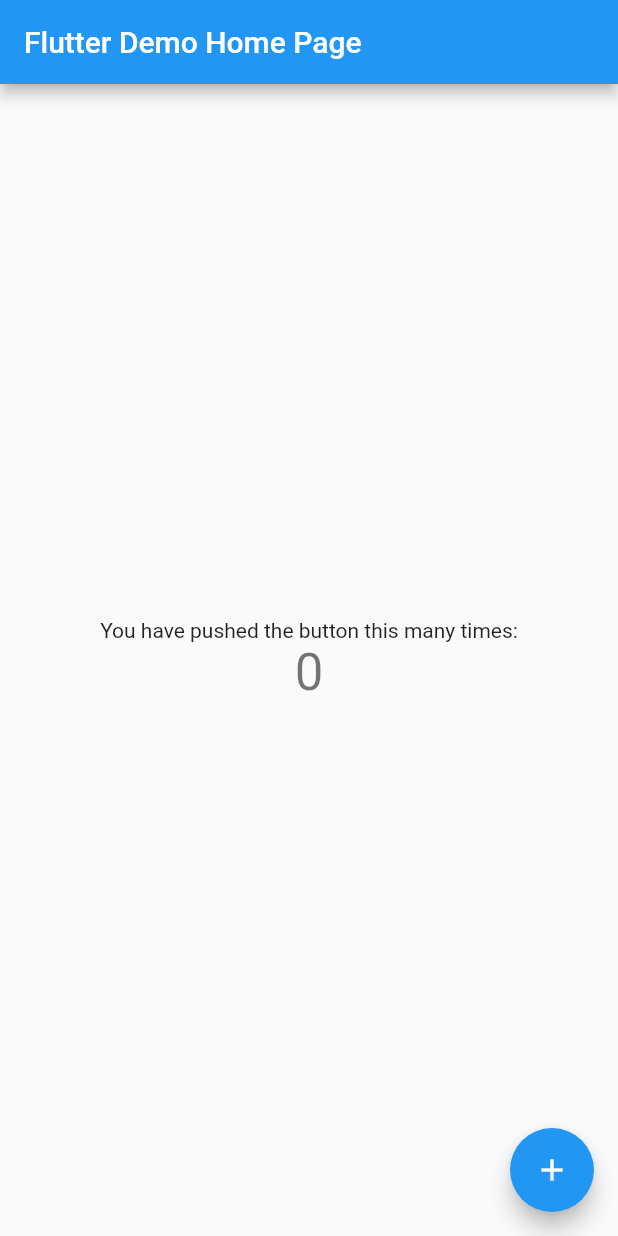
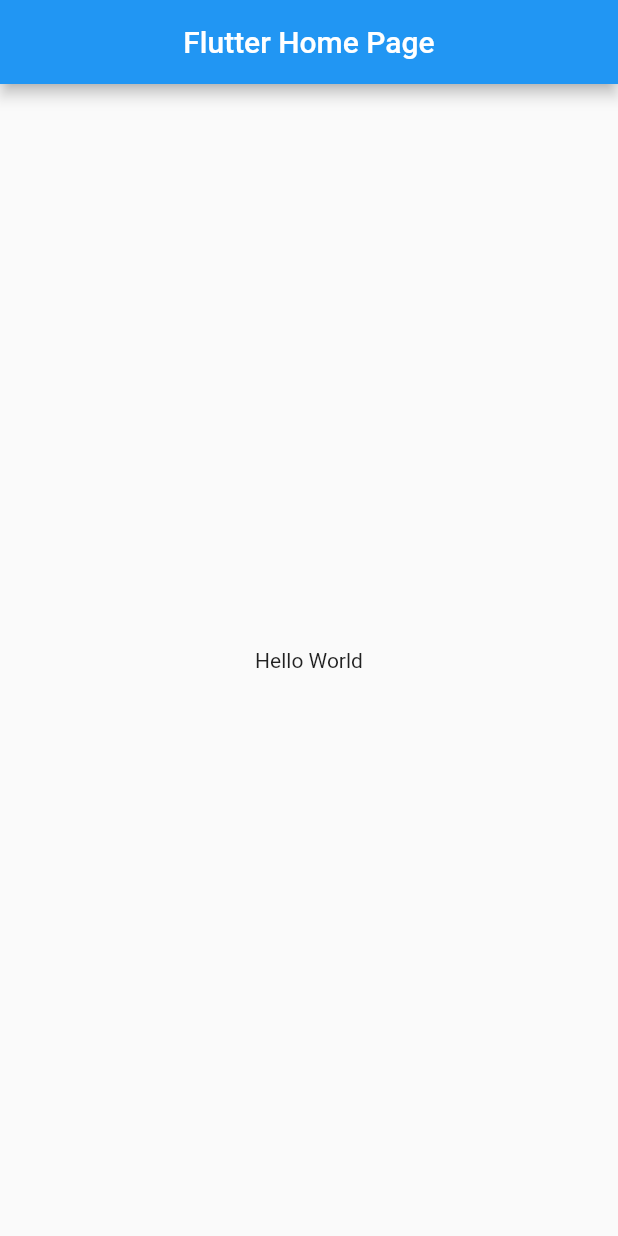
Before and after one commit to muhammadikbal21/flutter-upskilling, a Flutter app: the screen it shows after launch, on a phone screen of 412 x 824 dp. Run offline on Flutter 3.47's test engine with Material 2 defaults, Android fonts, the phone set to English and light mode, and no system bars.

Commit message:
hello world center

```diff
--- a/lib/main.dart
+++ b/lib/main.dart
@@ -5,39 +5,20 @@
 }
 
 class MyApp extends StatelessWidget {
-  // This widget is the root of your application.
   @override
   Widget build(BuildContext context) {
     return MaterialApp(
       title: 'Flutter Demo',
       theme: ThemeData(
-        // This is the theme of your application.
-        //
-        // Try running your application with "flutter run". You'll see the
-        // application has a blue toolbar. Then, without quitting the app, try
-        // changing the primarySwatch below to Colors.green and then invoke
-        // "hot reload" (press "r" in the console where you ran "flutter run",
-        // or simply save your changes to "hot reload" in a Flutter IDE).
-        // Notice that the counter didn't reset back to zero; the application
-        // is not restarted.
         primarySwatch: Colors.blue,
       ),
-      home: MyHomePage(title: 'Flutter Demo Home Page'),
+      home: MyHomePage(title: 'Flutter Home Page'),
     );
   }
 }
 
 class MyHomePage extends StatefulWidget {
   MyHomePage({Key? key, required this.title}) : super(key: key);
-
-  // This widget is the home page of your application. It is stateful, meaning
-  // that it has a State object (defined below) that contains fields that affect
-  // how it looks.
-
-  // This class is the configuration for the state. It holds the values (in this
-  // case the title) provided by the parent (in this case the App widget) and
-  // used by the build method of the State. Fields in a Widget subclass are
-  // always marked "final".
 
   final String title;
 
@@ -46,68 +27,22 @@
 }
 
 class _MyHomePageState extends State<MyHomePage> {
-  int _counter = 0;
-
-  void _incrementCounter() {
-    setState(() {
-      // This call to setState tells the Flutter framework that something has
-      // changed in this State, which causes it to rerun the build method below
-      // so that the display can reflect the updated values. If we changed
-      // _counter without calling setState(), then the build method would not be
-      // called again, and so nothing would appear to happen.
-      _counter++;
-    });
-  }
-
   @override
   Widget build(BuildContext context) {
-    // This method is rerun every time setState is called, for instance as done
-    // by the _incrementCounter method above.
-    //
-    // The Flutter framework has been optimized to make rerunning build methods
-    // fast, so that you can just rebuild anything that needs updating rather
-    // than having to individually change instances of widgets.
     return Scaffold(
       appBar: AppBar(
-        // Here we take the value from the MyHomePage object that was created by
-        // the App.build method, and use it to set our appbar title.
-        title: Text(widget.title),
+        title: Center(child: Text(widget.title)),
       ),
       body: Center(
-        // Center is a layout widget. It takes a single child and positions it
-        // in the middle of the parent.
         child: Column(
-          // Column is also a layout widget. It takes a list of children and
-          // arranges them vertically. By default, it sizes itself to fit its
-          // children horizontally, and tries to be as tall as its parent.
-          //
-          // Invoke "debug painting" (press "p" in the console, choose the
-          // "Toggle Debug Paint" action from the Flutter Inspector in Android
-          // Studio, or the "Toggle Debug Paint" command in Visual Studio Code)
-          // to see the wireframe for each widget.
-          //
-          // Column has various properties to control how it sizes itself and
-          // how it positions its children. Here we use mainAxisAlignment to
-          // center the children vertically; the main axis here is the vertical
-          // axis because Columns are vertical (the cross axis would be
-          // horizontal).
           mainAxisAlignment: MainAxisAlignment.center,
           children: <Widget>[
             Text(
-              'You have pushed the button this many times:',
-            ),
-            Text(
-              '$_counter',
-              style: Theme.of(context).textTheme.headline4,
+              'Hello World',
             ),
           ],
         ),
       ),
-      floatingActionButton: FloatingActionButton(
-        onPressed: _incrementCounter,
-        tooltip: 'Increment',
-        child: Icon(Icons.add),
-      ), // This trailing comma makes auto-formatting nicer for build methods.
     );
   }
 }
```
